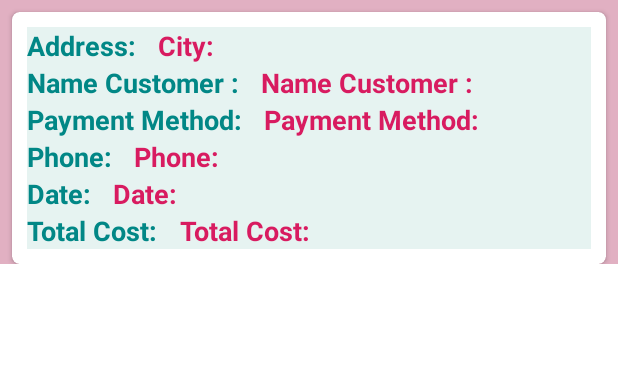
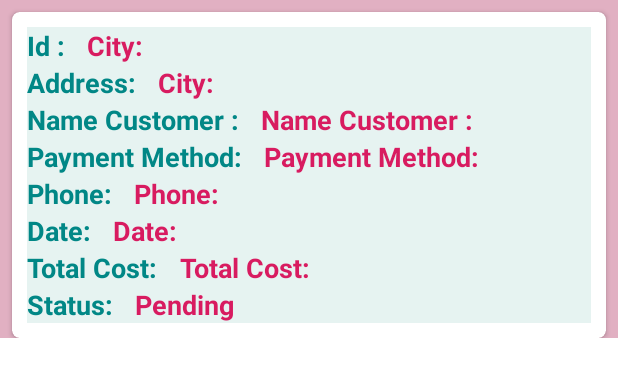
Before and after one commit to NguyenHuy-lang/Android-CoffeeRestaurant, an Android app: the layout order_item.xml on its own in the app's theme, with its tools: preview values and no code run, on a phone screen of 412 x 824 dp. Shown: the top 377 px of the screen. Run offline under Robolectric (Android 15) with nearby library versions, the phone set to English and light mode, and no system bars.

Commit message:
update update already seen notify after read

```diff
--- a/app/src/main/java/com/example/mycoffee/ShopActivity.java
+++ b/app/src/main/java/com/example/mycoffee/ShopActivity.java
@@ -229,10 +229,12 @@ public class ShopActivity extends AppCompatActivity implements ItemListAdapter.I
                     }
                 }
 
-                NotificationUtils.showNotification(getApplicationContext(),
-                        "Order",
-                        "Order " + sequenceId + " already admin update ",
-                        WelcomeActivity.class, user, sequenceId);
+                if(sequenceId.length() > 0) {
+                    NotificationUtils.showNotification(getApplicationContext(),
+                            "Order",
+                            "Order " + sequenceId + " already admin update ",
+                            WelcomeActivity.class, user, sequenceId);
+                }
             }
             @Override
             public void onCancelled(@NonNull DatabaseError error) {
--- a/app/src/main/java/com/example/mycoffee/adapter/OrderAdapter.java
+++ b/app/src/main/java/com/example/mycoffee/adapter/OrderAdapter.java
@@ -42,6 +42,8 @@ public class OrderAdapter extends RecyclerView.Adapter<OrderAdapter.OrderViewHol
         holder.phoneTextView.setText(order.getPhone());
         holder.totalCostTextView.setText(order.getTotalCost());
         holder.dateTextView.setText(order.getDateCreate());
+        holder.statusTextView.setText(order.getStatus());
+        holder.idTextView.setText(String.valueOf(order.getId()));
         // Notify
         holder.productRecyclerView.setAdapter(new ItemAdapter(order.getItems()));
     }
@@ -58,6 +60,8 @@ public class OrderAdapter extends RecyclerView.Adapter<OrderAdapter.OrderViewHol
         public TextView phoneTextView;
         public TextView totalCostTextView;
         public TextView dateTextView;
+        public TextView statusTextView;
+        public TextView idTextView;
         public RecyclerView productRecyclerView;
 
         public OrderViewHolder(View itemView) {
@@ -69,6 +73,8 @@ public class OrderAdapter extends RecyclerView.Adapter<OrderAdapter.OrderViewHol
             totalCostTextView = itemView.findViewById(R.id.total_cost_text_view);
             productRecyclerView = itemView.findViewById(R.id.item_recycler_view);
             dateTextView = itemView.findViewById(R.id.date_text_view);
+            statusTextView = itemView.findViewById(R.id.status_text_view);
+            idTextView = itemView.findViewById(R.id.id_text_view);
             productRecyclerView.setLayoutManager(new LinearLayoutManager(itemView.getContext()));
         }
     }
--- a/app/src/main/java/com/example/mycoffee/fragment/FragmentManageOrder.java
+++ b/app/src/main/java/com/example/mycoffee/fragment/FragmentManageOrder.java
@@ -186,6 +186,10 @@ public class FragmentManageOrder extends Fragment implements OrderManageAdapter.
                             .child(order.getPhone())
                             .child(String.valueOf(order.getId()))
                             .child("Status").setValue(order.getStatus());
+                reference.child("orders")
+                        .child(order.getPhone())
+                        .child(String.valueOf(order.getId()))
+                        .child("notify").setValue(true);
                 Toast.makeText(getContext(), "Update Order to " + order.getStatus() + " Success!", Toast.LENGTH_LONG).show();
                 for (Order order1 : getAllOrder) {
                     if (order1.getDateCreate().equals(order.getDateCreate())) {
--- a/app/src/main/java/com/example/mycoffee/fragment/FragmentStatisticOrderUser.java
+++ b/app/src/main/java/com/example/mycoffee/fragment/FragmentStatisticOrderUser.java
@@ -47,6 +47,7 @@ public class FragmentStatisticOrderUser extends Fragment {
         mRecyclerView.setLayoutManager(new LinearLayoutManager(getActivity()));
         User user = (User) getArguments().get("object_user");
         String sequenceId = (String) getArguments().get("order_ids");
+        if(sequenceId != null) {
             String[] numbersArray = sequenceId.split(" ");
             for (String number : numbersArray) {
                 try {
@@ -54,6 +55,7 @@ public class FragmentStatisticOrderUser extends Fragment {
                     idOrder.add(value);
                 } catch (NumberFormatException e) {
                     // Handle parsing errors if necessary
+                }
             }
         }
         orderList = new ArrayList<>();
@@ -93,6 +95,9 @@ public class FragmentStatisticOrderUser extends Fragment {
                     }
                     orderList.add(order);
                 }
+                for (Long id : idOrder) {
+                    reference.child("orders").child(user.getPhone().toString()).child(String.valueOf(id)).child("notify").setValue(false);
+                }
                 Collections.reverse(orderList);
                 List<Order> tmp = new ArrayList<>();
                 if (idOrder.size() > 0) {
--- a/app/src/main/res/layout/order_item.xml
+++ b/app/src/main/res/layout/order_item.xml
@@ -28,6 +28,27 @@
                 android:layout_height="wrap_content">
 
             </androidx.cardview.widget.CardView>
+            <LinearLayout
+                android:layout_width="wrap_content"
+                android:orientation="horizontal"
+                android:layout_height="wrap_content">
+                <TextView
+                    android:layout_width="match_parent"
+                    android:layout_height="wrap_content"
+                    android:text="Id : "
+                    android:textStyle="bold"
+                    android:textAppearance="?android:textAppearanceMedium"
+                    android:textColor="@color/teal_700" />
+                <TextView
+                    android:layout_marginLeft="10dp"
+                    android:id="@+id/id_text_view"
+                    android:layout_width="match_parent"
+                    android:layout_height="wrap_content"
+                    android:text="City: "
+                    android:textStyle="bold"
+                    android:textAppearance="?android:textAppearanceMedium"
+                    android:textColor="@color/colorAccent" />
+            </LinearLayout>
             <LinearLayout
                 android:layout_width="wrap_content"
                 android:orientation="horizontal"
@@ -165,6 +186,27 @@
                     android:textAppearance="?android:textAppearanceMedium"
                     android:textColor="@color/colorAccent" />
             </LinearLayout>
+            <LinearLayout
+                android:orientation="horizontal"
+                android:layout_width="wrap_content"
+                android:layout_height="wrap_content">
+                <TextView
+                    android:layout_width="match_parent"
+                    android:layout_height="wrap_content"
+                    android:text="Status: "
+                    android:textStyle="bold"
+                    android:textAppearance="?android:textAppearanceMedium"
+                    android:textColor="@color/teal_700" />
+                <TextView
+                    android:layout_marginLeft="10dp"
+                    android:id="@+id/status_text_view"
+                    android:layout_width="match_parent"
+                    android:layout_height="wrap_content"
+                    android:text="Pending"
+                    android:textStyle="bold"
+                    android:textAppearance="?android:textAppearanceMedium"
+                    android:textColor="@color/colorAccent" />
+            </LinearLayout>
 
 
         </LinearLayout>
```
Lines whose indentation alone changed are shown as unchanged.
